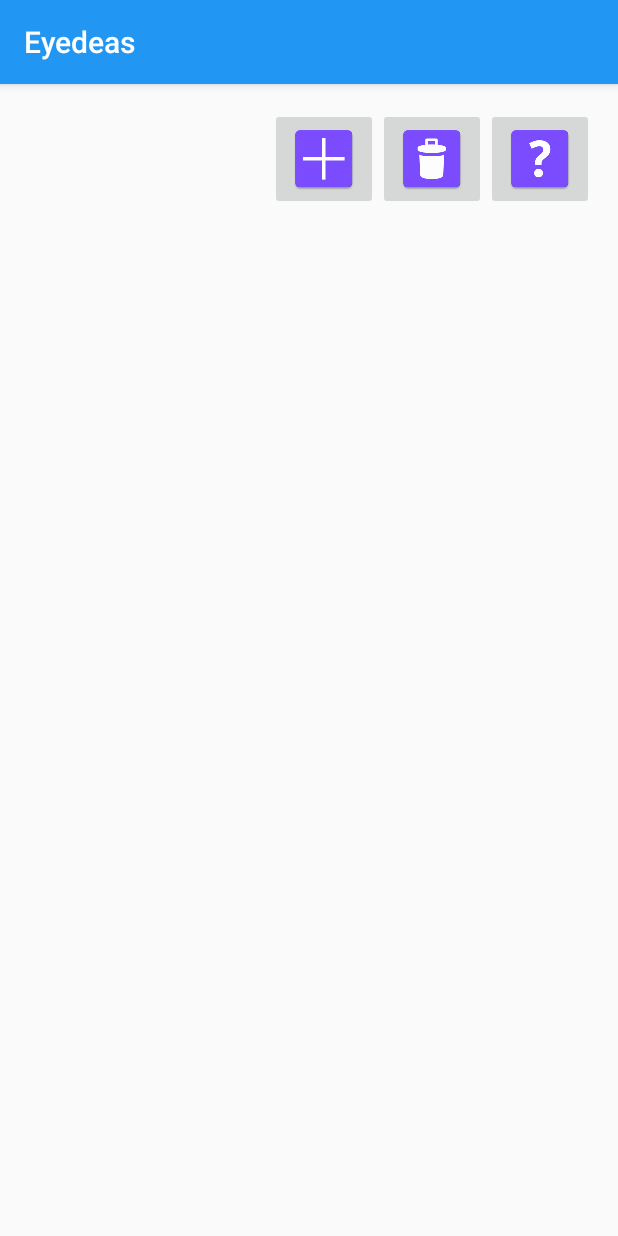
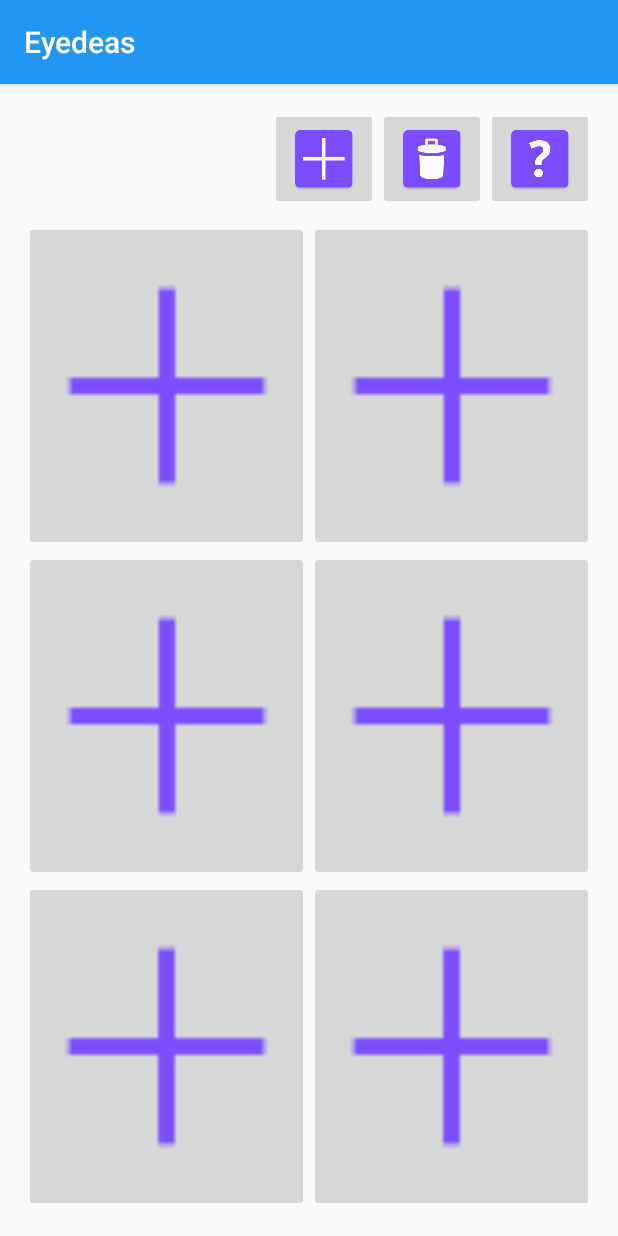
Before and after one commit to leftea/cmpt381, an Android app: the screen it shows after launch (MainActivity), on a phone screen of 412 x 824 dp. Run offline under Robolectric (Android 15) with nearby library versions, the phone set to English and light mode, and no system bars.

Commit message:
added a beautiful grid layout containing 6 image buttons for displaying the idea visualizations. also made a new add button image asset.

```diff
--- a/app/src/main/res/layout/activity_main.xml
+++ b/app/src/main/res/layout/activity_main.xml
@@ -12,11 +12,12 @@
     <LinearLayout
         android:orientation="horizontal"
         android:layout_width="match_parent"
-        android:layout_height="match_parent"
+        android:layout_height="75dp"
         android:layout_alignParentTop="true"
         android:layout_alignParentStart="true"
         android:gravity="right"
-        android:contentDescription="add">
+        android:contentDescription="add"
+        android:id="@+id/linearLayout3">
 
         <ImageButton
             android:layout_width="wrap_content"
@@ -46,4 +47,80 @@
             android:contentDescription="help" />
 
     </LinearLayout>
+
+    <GridLayout
+        android:layout_width="match_parent"
+        android:layout_height="match_parent"
+        android:layout_below="@+id/linearLayout3"
+        android:layout_centerHorizontal="true"
+        android:columnCount="2"
+        android:rowCount="3">
+
+        <ImageButton
+            android:id="@+id/idea1"
+            android:layout_width="wrap_content"
+            android:layout_height="wrap_content"
+            android:src="@mipmap/ic_launcher_add_idea"
+            android:layout_column="0"
+            android:layout_row="0"
+            android:layout_columnWeight="1"
+            android:layout_rowWeight="1"
+            android:scaleType="centerCrop" />
+
+        <ImageButton
+            android:id="@+id/idea2"
+            android:layout_width="wrap_content"
+            android:layout_height="wrap_content"
+            android:src="@mipmap/ic_launcher_add_idea"
+            android:layout_column="1"
+            android:layout_row="0"
+            android:layout_columnWeight="1"
+            android:layout_rowWeight="1"
+            android:scaleType="centerCrop" />
+
+        <ImageButton
+            android:id="@+id/idea3"
+            android:layout_width="wrap_content"
+            android:layout_height="wrap_content"
+            android:src="@mipmap/ic_launcher_add_idea"
+            android:layout_column="0"
+            android:layout_row="1"
+            android:layout_columnWeight="1"
+            android:layout_rowWeight="1"
+            android:scaleType="centerCrop" />
+
+        <ImageButton
+            android:id="@+id/idea4"
+            android:layout_width="wrap_content"
+            android:layout_height="wrap_content"
+            android:src="@mipmap/ic_launcher_add_idea"
+            android:layout_column="1"
+            android:layout_row="1"
+            android:layout_columnWeight="1"
+            android:layout_rowWeight="1"
+            android:scaleType="centerCrop" />
+
+        <ImageButton
+            android:id="@+id/idea5"
+            android:layout_width="wrap_content"
+            android:layout_height="wrap_content"
+            android:src="@mipmap/ic_launcher_add_idea"
+            android:layout_column="0"
+            android:layout_row="2"
+            android:layout_columnWeight="1"
+            android:layout_rowWeight="1"
+            android:scaleType="centerCrop" />
+
+        <ImageButton
+            android:id="@+id/idea6"
+            android:layout_width="wrap_content"
+            android:layout_height="wrap_content"
+            android:src="@mipmap/ic_launcher_add_idea"
+            android:layout_column="1"
+            android:layout_row="2"
+            android:layout_columnWeight="1"
+            android:layout_rowWeight="1"
+            android:scaleType="centerCrop" />
+
+    </GridLayout>
 </RelativeLayout>
```
Also changed, not shown: app/src/main/ic_launcher_add_idea-web.png (added), app/src/main/res/mipmap-hdpi/ic_launcher_add_idea.png (added), app/src/main/res/mipmap-mdpi/ic_launcher_add_idea.png (added), app/src/main/res/mipmap-xhdpi/ic_launcher_add_idea.png (added), app/src/main/res/mipmap-xxhdpi/ic_launcher_add_idea.png (added), app/src/main/res/mipmap-xxxhdpi/ic_launcher_add_idea.png (added).
